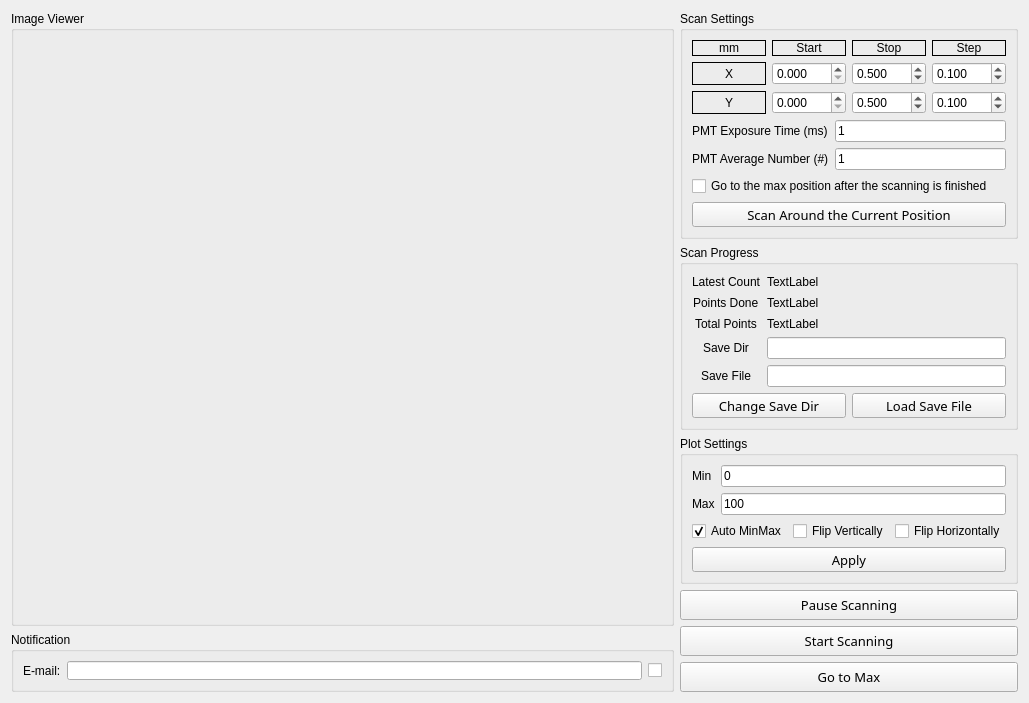
jhjeong32snu/QtDeviceServer_for_IonTrap_v2, file Client/gui/applications/pmt_aligner/widgets/scanner.ui: the form before one commit.
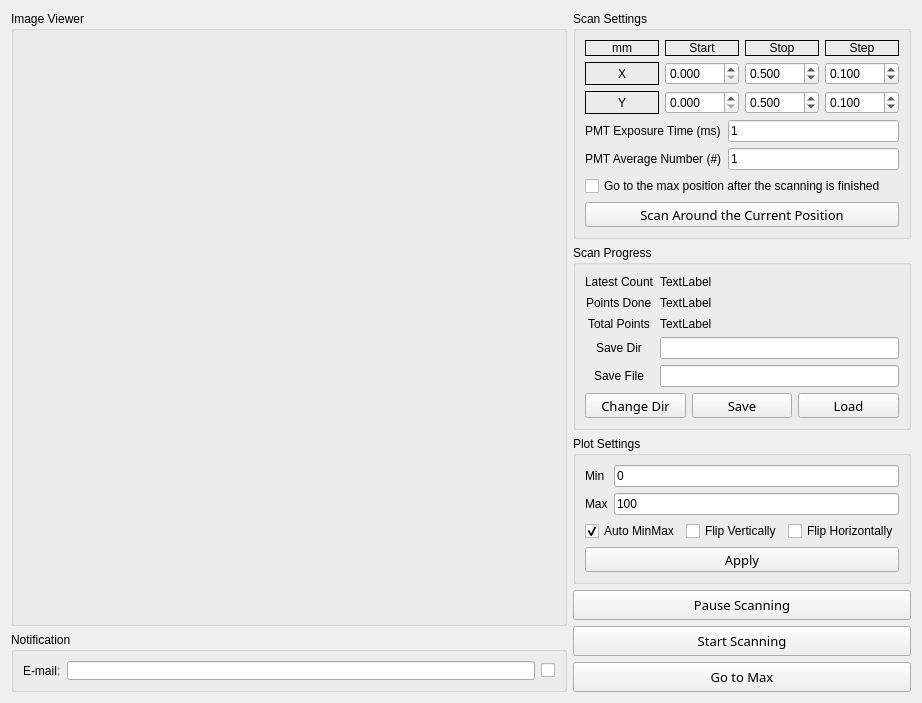
The form after the commit.

```diff
--- a/Client/gui/applications/pmt_aligner/widgets/scanner.ui
+++ b/Client/gui/applications/pmt_aligner/widgets/scanner.ui
@@ -6,7 +6,7 @@
    <rect>
     <x>0</x>
     <y>0</y>
-    <width>1029</width>
+    <width>922</width>
     <height>660</height>
    </rect>
   </property>
@@ -467,7 +467,7 @@
            <widget class="QPushButton" name="BTN_select_save_dir">
             <property name="minimumSize">
              <size>
-              <width>0</width>
+              <width>100</width>
               <height>25</height>
              </size>
             </property>
@@ -478,7 +478,26 @@
              </font>
             </property>
             <property name="text">
-             <string>Change Save Dir</string>
+             <string>Change Dir</string>
+            </property>
+           </widget>
+          </item>
+          <item>
+           <widget class="QPushButton" name="BTN_save">
+            <property name="minimumSize">
+             <size>
+              <width>100</width>
+              <height>25</height>
+             </size>
+            </property>
+            <property name="font">
+             <font>
+              <family>Arial Black</family>
+              <pointsize>10</pointsize>
+             </font>
+            </property>
+            <property name="text">
+             <string>Save</string>
             </property>
            </widget>
           </item>
@@ -486,7 +505,7 @@
            <widget class="QPushButton" name="BTN_load_save_file">
             <property name="minimumSize">
              <size>
-              <width>0</width>
+              <width>100</width>
               <height>25</height>
              </size>
             </property>
@@ -497,7 +516,7 @@
              </font>
             </property>
             <property name="text">
-             <string>Load Save File</string>
+             <string>Load</string>
             </property>
            </widget>
           </item>
```
Left out of the diff: 51 changed lines with no effect on the pictures.
